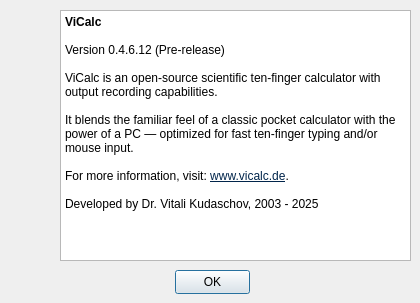
Old version of the form vicalc/ui/about_dialog.ui in the repository Kudaschov/ViCalc.
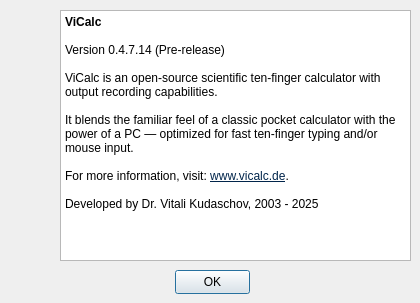
New version of the form. Icons and pictures are not drawn.

What changed in the file:
```diff
--- a/vicalc/ui/about_dialog.ui
+++ b/vicalc/ui/about_dialog.ui
@@ -61,7 +61,7 @@
 &lt;/style&gt;&lt;/head&gt;&lt;body style=&quot; font-family:'Segoe UI'; font-size:9pt; font-weight:400; font-style:normal;&quot;&gt;
 &lt;p style=&quot; margin-top:0px; margin-bottom:0px; margin-left:0px; margin-right:0px; -qt-block-indent:0; text-indent:0px;&quot;&gt;&lt;span style=&quot; font-weight:700;&quot;&gt;ViCalc&lt;/span&gt;&lt;/p&gt;
 &lt;p style=&quot;-qt-paragraph-type:empty; margin-top:0px; margin-bottom:0px; margin-left:0px; margin-right:0px; -qt-block-indent:0; text-indent:0px; font-weight:700;&quot;&gt;&lt;br /&gt;&lt;/p&gt;
-&lt;p style=&quot; margin-top:0px; margin-bottom:0px; margin-left:0px; margin-right:0px; -qt-block-indent:0; text-indent:0px;&quot;&gt;Version 0.4.6.12 (Pre-release)&lt;/p&gt;
+&lt;p style=&quot; margin-top:0px; margin-bottom:0px; margin-left:0px; margin-right:0px; -qt-block-indent:0; text-indent:0px;&quot;&gt;Version 0.4.7.14 (Pre-release)&lt;/p&gt;
 &lt;p style=&quot;-qt-paragraph-type:empty; margin-top:0px; margin-bottom:0px; margin-left:0px; margin-right:0px; -qt-block-indent:0; text-indent:0px;&quot;&gt;&lt;br /&gt;&lt;/p&gt;
 &lt;p style=&quot; margin-top:0px; margin-bottom:0px; margin-left:0px; margin-right:0px; -qt-block-indent:0; text-indent:0px;&quot;&gt;ViCalc is an open-source scientific ten-finger calculator with output recording capabilities.&lt;/p&gt;
 &lt;p style=&quot;-qt-paragraph-type:empty; margin-top:0px; margin-bottom:0px; margin-left:0px; margin-right:0px; -qt-block-indent:0; text-indent:0px;&quot;&gt;&lt;br /&gt;&lt;/p&gt;
```
